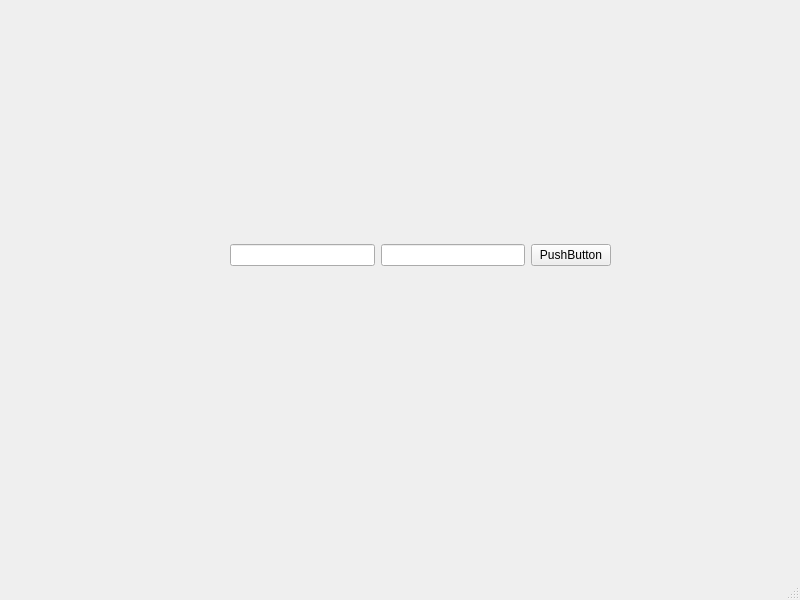
Qt form Qt/untitled/mainwindow.ui (PELENIUM/revealed) before a commit.
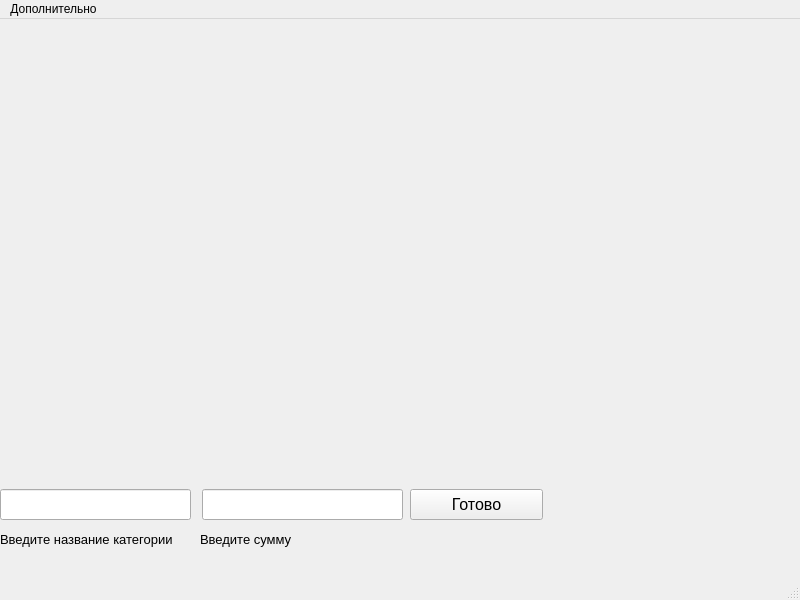
The same form after that commit.

Diff of the .ui file:
```diff
--- a/Qt/untitled/mainwindow.ui
+++ b/Qt/untitled/mainwindow.ui
@@ -14,30 +14,82 @@
    <string>MainWindow</string>
   </property>
   <widget class="QWidget" name="centralwidget">
-   <widget class="QWidget" name="layoutWidget">
+   <widget class="QPushButton" name="pushButton">
     <property name="geometry">
      <rect>
-      <x>230</x>
-      <y>90</y>
-      <width>381</width>
-      <height>331</height>
+      <x>410</x>
+      <y>470</y>
+      <width>133</width>
+      <height>31</height>
      </rect>
     </property>
-    <layout class="QHBoxLayout" name="horizontalLayout">
-     <item>
-      <widget class="QLineEdit" name="lineEdit"/>
-     </item>
-     <item>
-      <widget class="QLineEdit" name="lineEdit_2"/>
-     </item>
-     <item>
-      <widget class="QPushButton" name="pushButton">
-       <property name="text">
-        <string>PushButton</string>
-       </property>
-      </widget>
-     </item>
-    </layout>
+    <property name="font">
+     <font>
+      <pointsize>12</pointsize>
+     </font>
+    </property>
+    <property name="text">
+     <string>Готово</string>
+    </property>
+   </widget>
+   <widget class="QLineEdit" name="lineEdit_2">
+    <property name="geometry">
+     <rect>
+      <x>202</x>
+      <y>470</y>
+      <width>201</width>
+      <height>31</height>
+     </rect>
+    </property>
+   </widget>
+   <widget class="QLineEdit" name="lineEdit">
+    <property name="geometry">
+     <rect>
+      <x>0</x>
+      <y>470</y>
+      <width>191</width>
+      <height>31</height>
+     </rect>
+    </property>
+    <property name="text">
+     <string/>
+    </property>
+   </widget>
+   <widget class="QLabel" name="label">
+    <property name="geometry">
+     <rect>
+      <x>0</x>
+      <y>510</y>
+      <width>181</width>
+      <height>20</height>
+     </rect>
+    </property>
+    <property name="font">
+     <font>
+      <pointsize>10</pointsize>
+     </font>
+    </property>
+    <property name="text">
+     <string>Введите название категории</string>
+    </property>
+   </widget>
+   <widget class="QLabel" name="label_2">
+    <property name="geometry">
+     <rect>
+      <x>200</x>
+      <y>510</y>
+      <width>101</width>
+      <height>21</height>
+     </rect>
+    </property>
+    <property name="font">
+     <font>
+      <pointsize>10</pointsize>
+     </font>
+    </property>
+    <property name="text">
+     <string>Введите сумму</string>
+    </property>
    </widget>
   </widget>
   <widget class="QMenuBar" name="menubar">
@@ -49,6 +101,13 @@
      <height>21</height>
     </rect>
    </property>
+   <widget class="QMenu" name="menu">
+    <property name="title">
+     <string>Дополнительно</string>
+    </property>
+    <addaction name="action"/>
+   </widget>
+   <addaction name="menu"/>
   </widget>
   <widget class="QStatusBar" name="statusbar"/>
  </widget>
```
Left out of the diff: 7 changed lines with no effect on the pictures.
